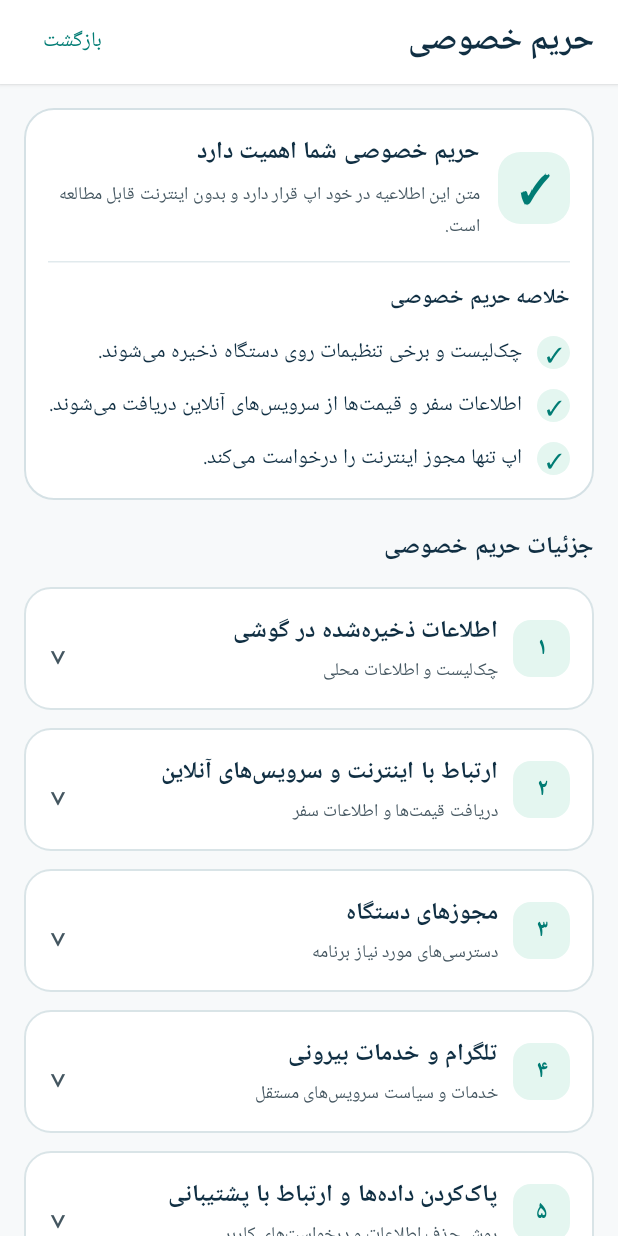
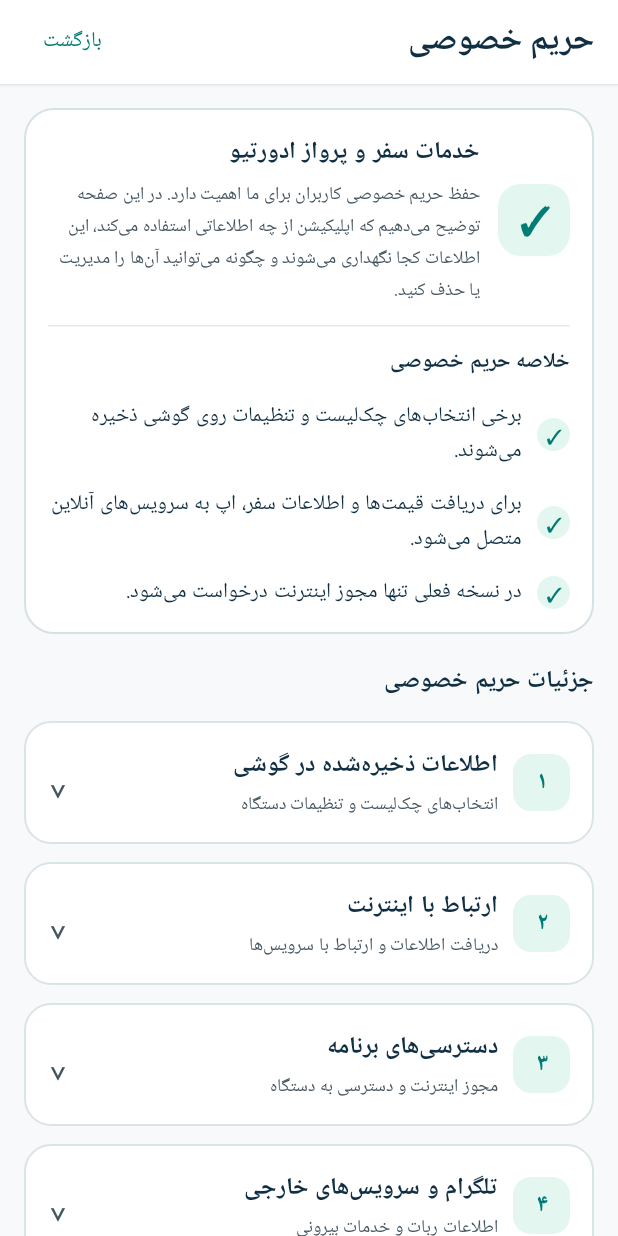
Before and after one commit to abolfazl260/flightiranbot24, an Android app built with Jetpack Compose: the PrivacyPolicyActivity screen opened directly, with no data from a screen before it, on a phone screen of 412 x 824 dp. Run offline under Robolectric (Android 15) with nearby library versions, the light colour scheme and no system bars.

Commit message:
docs(android): refresh Persian privacy policy copy

```diff
--- a/android/app/src/main/res/values/strings.xml
+++ b/android/app/src/main/res/values/strings.xml
@@ -24,18 +24,25 @@
     <string name="open_support">پشتیبانی</string>
     <string name="open_privacy">حریم خصوصی</string>
     <string name="privacy_back">بازگشت</string>
-    <string name="privacy_intro">متن این اطلاعیه در خود اپ قرار دارد و بدون اینترنت قابل مطالعه است.</string>
+    <string name="privacy_intro">حفظ حریم خصوصی کاربران برای ما اهمیت دارد. در این صفحه توضیح می‌دهیم که اپلیکیشن از چه اطلاعاتی استفاده می‌کند، این اطلاعات کجا نگهداری می‌شوند و چگونه می‌توانید آن‌ها را مدیریت یا حذف کنید.</string>
     <string name="privacy_local_title">اطلاعات ذخیره‌شده در گوشی</string>
-    <string name="privacy_local_body">انتخاب‌های چک‌لیست سفر و برخی تنظیمات عمومی روی همین دستگاه ذخیره می‌شوند. برای استفاده از این امکانات حساب کاربری در اپ ساخته نمی‌شود و این اطلاعات به حساب آنلاین متصل نیستند.</string>
-    <string name="privacy_network_title">ارتباط با اینترنت و سرویس‌های آنلاین</string>
-    <string name="privacy_network_body">هنگام مشاهده قیمت بلیت، برنامه اطلاعات عمومی قیمت را از سرویس امن HTTPS پروژه دریافت می‌کند. در بخش اطلاعات پرواز ایران، وب‌سایت مربوط درون اپ نمایش داده می‌شود. فهرست اطلاعات کاربردی سفر از کاتالوگ عمومی گیت‌هاب به‌روزرسانی می‌شود و در صورت قطع اتصال، نسخه همراه برنامه نمایش داده می‌شود. سرویس‌های آنلاین ممکن است اطلاعات فنی اتصال، مانند نشانی IP، را دریافت کنند.</string>
-    <string name="privacy_permissions_title">مجوزهای دستگاه</string>
-    <string name="privacy_permissions_body">برنامه تنها مجوز اینترنت را درخواست می‌کند و به مخاطبین، موقعیت مکانی، دوربین، میکروفون، حافظه خارجی یا اعلان‌ها دسترسی نمی‌خواهد. در نسخه فعلی ابزار تبلیغاتی یا تحلیل رفتار کاربر در اپ تعبیه نشده است.</string>
-    <string name="privacy_telegram_title">تلگرام و خدمات بیرونی</string>
-    <string name="privacy_telegram_body">با انتخاب خدمات تلگرامی، برنامه تلگرام یا مرورگر دستگاه باز می‌شود. اپ اندروید اطلاعات حساب تلگرام شما را مستقیماً دریافت نمی‌کند؛ اما ربات مستقل تلگرام ممکن است شناسه، نام، نام کاربری، پیام‌ها، تنظیمات و فعالیت خدمات را برای ارائه سرویس و گزارش‌های مدیریتی پردازش کند. تلگرام سیاست حریم خصوصی جداگانه دارد.</string>
-    <string name="privacy_deletion_title">پاک‌کردن داده‌ها و ارتباط با پشتیبانی</string>
-    <string name="privacy_deletion_body">برای حذف انتخاب‌های چک‌لیست از گزینه «پاک‌کردن چک‌لیست من» استفاده کنید. پاک‌کردن داده‌های اپ از تنظیمات اندروید یا حذف اپ نیز داده‌های محلی را پاک می‌کند. برای پرسش یا درخواست حذف اطلاعات ربات تلگرام از دکمه «ارتباط با پشتیبانی» استفاده کنید. رسیدگی به درخواست‌های سمت سرور منوط به بررسی هویت و الزامات نگهداری داده است.</string>
-    <string name="privacy_disclaimer">این اطلاعیه مخصوص اپ اندروید است. وب‌سایت‌های مرتبط و تلگرام ممکن است ضوابط مستقل داشته باشند؛ اطلاعات سفر و ویزا را نیز با منابع رسمی بررسی کنید.</string>
+    <string name="privacy_local_body">برخی اطلاعات، مانند انتخاب‌های چک‌لیست سفر و تنظیمات برنامه، مستقیماً روی دستگاه شما ذخیره می‌شوند.\n\nاین اطلاعات برای حفظ انتخاب‌های شما و استفاده راحت‌تر از امکانات اپلیکیشن به کار می‌روند.\n\nبرای استفاده از این قابلیت‌ها نیازی به ساخت حساب کاربری در اپ نیست.</string>
+    <string name="privacy_network_title">ارتباط با اینترنت</string>
+    <string name="privacy_network_body">اپلیکیشن برای نمایش قیمت بلیت و دریافت اطلاعات به‌روز سفر به اینترنت متصل می‌شود.\n\nهنگام دریافت اطلاعات، درخواست‌های لازم به سرویس‌های آنلاین ارسال می‌شوند. این سرویس‌ها ممکن است اطلاعات فنی اتصال، مانند نشانی IP، را دریافت کنند.\n\nدر بخش‌هایی که وب‌سایت‌های دیگر نمایش داده می‌شوند، سیاست حریم خصوصی آن وب‌سایت‌ها نیز اعمال می‌شود.</string>
+    <string name="privacy_permissions_title">دسترسی‌های برنامه</string>
+    <string name="privacy_permissions_body">اپلیکیشن برای دریافت اطلاعات آنلاین به دسترسی اینترنت نیاز دارد.\n\nطبق توضیحات نسخه فعلی، برنامه به موقعیت مکانی، مخاطبان، دوربین، میکروفون یا فایل‌های شخصی شما دسترسی درخواست نمی‌کند.\n\nهرگونه تغییر در دسترسی‌های برنامه باید در نسخه‌های بعدی این سیاست منعکس شود.</string>
+    <string name="privacy_telegram_title">تلگرام و سرویس‌های خارجی</string>
+    <string name="privacy_telegram_body">برخی امکانات اپلیکیشن شما را به تلگرام یا وب‌سایت‌های خدمات سفر هدایت می‌کنند.\n\nاستفاده از ربات تلگرام یک سرویس جداگانه است. در صورت تعامل با ربات، اطلاعاتی مانند شناسه تلگرام، نام کاربری، پیام‌های ارسالی، تنظیمات و درخواست‌های هشدار قیمت ممکن است برای ارائه خدمات پردازش و ذخیره شوند.\n\nنحوه پردازش اطلاعات توسط خود تلگرام نیز تابع سیاست حریم خصوصی آن است.</string>
+    <string name="privacy_deletion_title">مدیریت و حذف اطلاعات</string>
+    <string name="privacy_deletion_body">برای حذف انتخاب‌های ذخیره‌شده چک‌لیست می‌توانید از گزینه «پاک‌کردن چک‌لیست من» استفاده کنید.\n\nبرای پاک‌کردن سایر اطلاعات محلی برنامه نیز می‌توانید از تنظیمات دستگاه اندرویدی خود استفاده کنید.\n\nاگر از ربات تلگرام استفاده کرده‌اید و درخواست بررسی یا حذف اطلاعات ثبت‌شده خود در سامانه را دارید، از طریق پشتیبانی با ما ارتباط بگیرید.\n\nپشتیبانی تلگرام: @Advertio_support</string>
+    <string name="privacy_security_title">نگهداری و امنیت اطلاعات</string>
+    <string name="privacy_security_subtitle">هدف از پردازش و مدت نگهداری داده‌ها</string>
+    <string name="privacy_security_body">هدف ما استفاده از اطلاعات صرفاً در محدوده لازم برای ارائه خدمات، پشتیبانی و نگهداری سامانه است.\n\nبرای ارتباطات آنلاین از روش‌های ارتباطی امن در سرویس‌های پشتیبانی‌شده استفاده می‌شود.\n\nمدت نگهداری اطلاعات سمت سرور و گزارش‌های فنی باید متناسب با عملکرد واقعی سامانه مشخص و در این سیاست اعلام شود.</string>
+    <string name="privacy_changes_title">تغییرات سیاست حریم خصوصی</string>
+    <string name="privacy_changes_subtitle">بازبینی متن و تغییرات نسخه‌های بعدی</string>
+    <string name="privacy_changes_body">در صورت تغییر امکانات برنامه یا روش پردازش اطلاعات، این متن به‌روزرسانی خواهد شد. تاریخ آخرین بازبینی در همین صفحه نمایش داده می‌شود.</string>
+    <string name="privacy_last_updated">آخرین بازبینی: ۱۲ آبان ۱۴۰۵</string>
+    <string name="privacy_disclaimer">این اطلاعیه درباره اپلیکیشن اندروید است. تلگرام و وب‌سایت‌های مرتبط ممکن است سیاست‌های مستقلی داشته باشند. اطلاعات سفر و ویزا را نیز با منابع رسمی بررسی کنید.</string>
     <string name="command_hint">برای مشاهده اطلاعات ویزا، دستور مربوطه کپی می‌شود؛ آن را در گفت‌وگوی تلگرام جای‌گذاری کنید.</string>
     <string name="command_copied">دستور کپی شد؛ آن را در تلگرام جای‌گذاری کنید.</string>
     <string name="link_unavailable">امکان باز کردن لینک در این دستگاه وجود ندارد.</string>
@@ -128,23 +135,23 @@
     <string name="ticket_prices_live_label">نرخ‌های ثبت‌شده</string>
     <string name="ticket_prices_outdated_label">نیازمند بررسی مجدد</string>
     <string name="ticket_prices_route">تهران ← مقصد</string>
-    <string name="privacy_overview_title">حریم خصوصی شما اهمیت دارد</string>
+    <string name="privacy_overview_title">خدمات سفر و پرواز ادورتیو</string>
     <string name="privacy_summary_heading">خلاصه حریم خصوصی</string>
-    <string name="privacy_summary_local">چک‌لیست و برخی تنظیمات روی دستگاه ذخیره می‌شوند.</string>
-    <string name="privacy_summary_network">اطلاعات سفر و قیمت‌ها از سرویس‌های آنلاین دریافت می‌شوند.</string>
-    <string name="privacy_summary_permissions">اپ تنها مجوز اینترنت را درخواست می‌کند.</string>
+    <string name="privacy_summary_local">برخی انتخاب‌های چک‌لیست و تنظیمات روی گوشی ذخیره می‌شوند.</string>
+    <string name="privacy_summary_network">برای دریافت قیمت‌ها و اطلاعات سفر، اپ به سرویس‌های آنلاین متصل می‌شود.</string>
+    <string name="privacy_summary_permissions">در نسخه فعلی تنها مجوز اینترنت درخواست می‌شود.</string>
     <string name="privacy_sections_heading">جزئیات حریم خصوصی</string>
-    <string name="privacy_local_subtitle">چک‌لیست و اطلاعات محلی</string>
-    <string name="privacy_network_subtitle">دریافت قیمت‌ها و اطلاعات سفر</string>
-    <string name="privacy_permissions_subtitle">دسترسی‌های مورد نیاز برنامه</string>
-    <string name="privacy_telegram_subtitle">خدمات و سیاست سرویس‌های مستقل</string>
-    <string name="privacy_deletion_subtitle">روش حذف اطلاعات و درخواست‌های کاربر</string>
+    <string name="privacy_local_subtitle">انتخاب‌های چک‌لیست و تنظیمات دستگاه</string>
+    <string name="privacy_network_subtitle">دریافت اطلاعات و ارتباط با سرویس‌ها</string>
+    <string name="privacy_permissions_subtitle">مجوز اینترنت و دسترسی به دستگاه</string>
+    <string name="privacy_telegram_subtitle">اطلاعات ربات و خدمات بیرونی</string>
+    <string name="privacy_deletion_subtitle">حذف اطلاعات گوشی و درخواست‌های کاربران</string>
     <string name="privacy_expanded">جزئیات باز است</string>
     <string name="privacy_collapsed">جزئیات بسته است</string>
     <string name="privacy_data_heading">مدیریت داده‌های ذخیره‌شده</string>
-    <string name="privacy_data_hint">برای حذف انتخاب‌های سفر از چک‌لیست استفاده کنید. برای مدیریت تمام داده‌های محلی برنامه، به تنظیمات اندروید بروید.</string>
+    <string name="privacy_data_hint">برای حذف انتخاب‌های چک‌لیست سفر از دکمه زیر استفاده کنید. برای پاک‌کردن سایر داده‌های محلی می‌توانید به تنظیمات برنامه در اندروید بروید.</string>
     <string name="privacy_open_checklist">مدیریت و پاک‌کردن چک‌لیست</string>
     <string name="privacy_open_app_settings">تنظیمات برنامه در اندروید</string>
-    <string name="privacy_help_heading">برای پرسش یا درخواست حذف اطلاعات ربات تلگرام</string>
+    <string name="privacy_help_heading">برای پرسش، بررسی یا درخواست حذف اطلاعات ربات تلگرام</string>
     <string name="privacy_contact_support">ارتباط با پشتیبانی</string>
 </resources>
```
